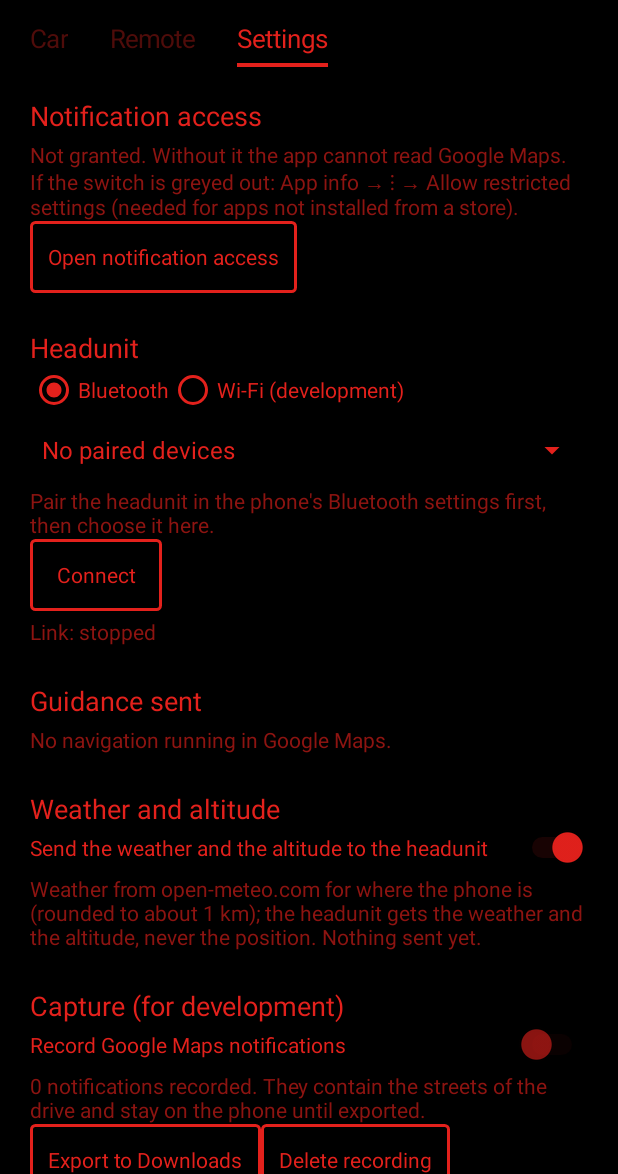
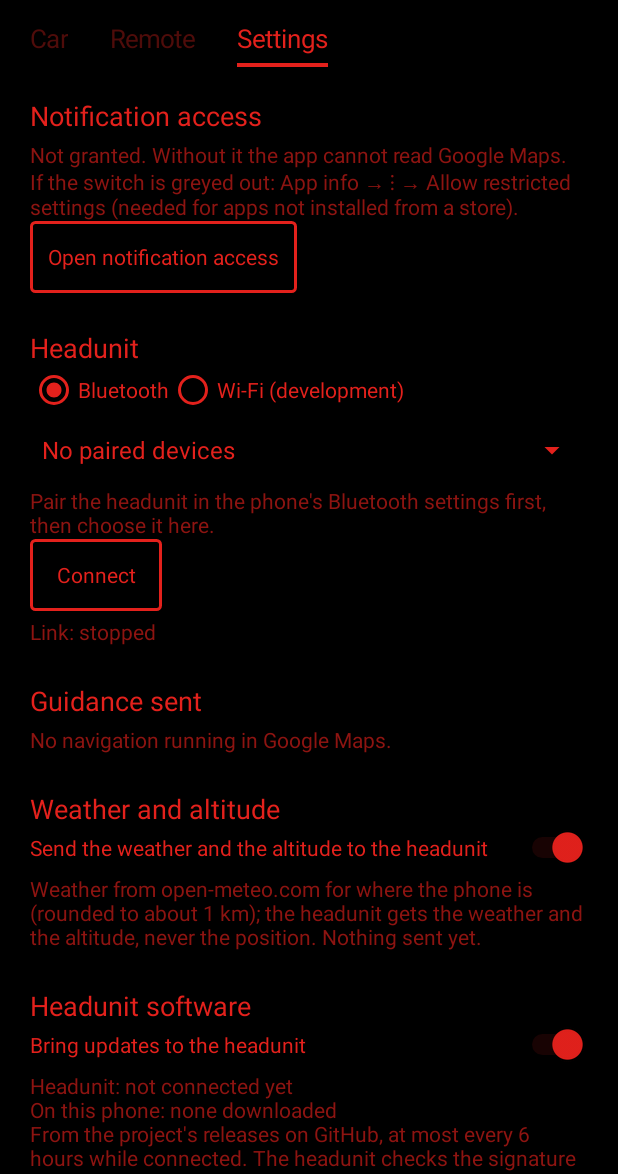
Before and after one commit to AlexTech-stack/Project_R80, an Android app: the screen it shows after launch (MainActivity), on a phone screen of 412 x 824 dp, the part 62-1236 px from its top. Run offline under Robolectric (Android 15) with nearby library versions, the phone set to English and light mode, and no system bars; 3 statements that could not run were skipped.

Commit message:
Updates step 4 (app): the companion app brings HU updates from the releases (D12)
- Releases: GitHub's latest release of the project, its r80-hu-<version>.r80u
  downloaded into the app (size checked, only the newest kept); asked when the link
  comes up, at most every 6 h, or now ("Check now")
- UpdateSender: offers the file when the HU runs and waits for something older
  (Versions: the HU's order), sends it in pieces with the window, goes on where the
  HU says, once per connection; Link drives it (caps update), faster while sending
- Settings tab: "Headunit software": switch, the HU's version, what waits, what is
  on the phone, progress, the last check; Check now
- unit tests: protocol (shared examples), Versions, UpdateSender, Releases parsing
- the shared hello example carries the app's new cap; the ack example's count fixed

Co-Authored-By: Claude Opus 5.5 <noreply@anthropic.com>

```diff
--- a/companion-android/app/src/main/java/de/r80/companion/AppState.kt
+++ b/companion-android/app/src/main/java/de/r80/companion/AppState.kt
@@ -41,6 +41,16 @@ object AppState {
     /** Sends a remote command / browse request to the HU (dropped without a link). */
     fun send(line: String) { sender?.invoke(line) }
 
+    /** The HU's software and an update on its way (UpdateSender), for the screen. */
+    @Volatile var update: UpdateProgress = UpdateProgress()
+        private set
+    fun setUpdate(u: UpdateProgress) { if (u != update) { update = u; fire() } }
+    /** What the last look at the releases found; the way to look now (LinkService, while it runs). */
+    @Volatile var updateCheck: String = ""
+        private set
+    @Volatile var checkUpdates: ((Boolean) -> Unit)? = null
+    fun setUpdateCheck(s: String) { updateCheck = s; fire() }
+
     fun setWeather(w: Weather) { weather = w; fire() }
     /** CarStore changed (a car_status or the parking position). */
     fun carChanged() = fire()
--- a/companion-android/app/src/main/java/de/r80/companion/MainActivity.kt
+++ b/companion-android/app/src/main/java/de/r80/companion/MainActivity.kt
@@ -137,6 +137,18 @@ class MainActivity : Activity() {
                 requestPermissions(arrayOf(Manifest.permission.ACCESS_FINE_LOCATION, Manifest.permission.ACCESS_COARSE_LOCATION), 2)
             if (AppState.link.state != Link.State.STOPPED) Toast.makeText(this, R.string.surroundings_restart, Toast.LENGTH_LONG).show()
             show()
+        }
+        val updates = settingsPage.findViewById<Switch>(R.id.updates)
+        updates.isChecked = Settings.bringUpdates(this)
+        updates.setOnCheckedChangeListener { _, on ->
+            Settings.setBringUpdates(this, on)
+            AppState.checkUpdates?.invoke(false)       // on: look (if due) and offer; off: offer nothing
+            show()
+        }
+        settingsPage.findViewById<Button>(R.id.updates_check).setOnClickListener {
+            val check = AppState.checkUpdates
+            if (check != null) check(true)
+            else Thread({ AppState.setUpdateCheck(Releases.check(applicationContext, true)) }, "r80-releases").start()
         }
         val capture = settingsPage.findViewById<Switch>(R.id.capture)
         capture.isChecked = Settings.capture(this)
@@ -314,6 +326,24 @@ class MainActivity : Activity() {
         else -> getString(R.string.ago_days, s / 86400)
     }
 
+    /** The HU's software and an update on its way, for the Settings tab. */
+    private fun updateInfo(): String {
+        if (!Settings.bringUpdates(this)) return getString(R.string.updates_off)
+        val u = AppState.update
+        val lines = mutableListOf<String>()
+        lines += if (u.huVersion.isEmpty()) getString(R.string.updates_hu_unknown) else getString(R.string.updates_hu, u.huVersion)
+        if (u.huPending.isNotEmpty()) lines += getString(R.string.updates_waiting, u.huPending)
+        lines += if (u.offering.isEmpty()) getString(R.string.updates_none_here) else getString(R.string.updates_here, u.offering)
+        if (u.state == "receiving" && u.size > 0)
+            lines += getString(R.string.updates_sending, u.offering, (u.sent * 100 / u.size).toInt())
+        else if (u.state.isNotEmpty() && u.state != "idle")
+            lines += u.state + (if (u.message.isNotEmpty()) ": ${u.message}" else "")
+        val checked = AppState.updateCheck.ifEmpty { Settings.updateResult(this) }
+        if (checked.isNotEmpty()) lines += checked
+        lines += getString(R.string.updates_about)
+        return lines.joinToString("\n")
+    }
+
     private fun show() {
         CarStore.get(this)?.status?.accent?.let { Hu.setAccent(it) }     // the HU's accent, once it told
         frame()
@@ -348,6 +378,7 @@ class MainActivity : Activity() {
             append("\n\n").append(AppState.lastRaw)
         }
         captureInfo.text = getString(R.string.capture_info, Capture.count(this))
+        settingsPage.findViewById<TextView>(R.id.updates_info).text = updateInfo()
         val w = AppState.weather
         val p = AppState.position
         settingsPage.findViewById<TextView>(R.id.surroundings_info).text = getString(R.string.surroundings_info, when {
--- a/companion-android/app/src/main/java/de/r80/companion/Settings.kt
+++ b/companion-android/app/src/main/java/de/r80/companion/Settings.kt
@@ -26,6 +26,16 @@ object Settings {
     fun linkWanted(ctx: Context): Boolean = prefs(ctx).getBoolean("link_wanted", false)
     fun setLinkWanted(ctx: Context, v: Boolean) = prefs(ctx).edit().putBoolean("link_wanted", v).apply()
 
+    /** Bring the HU's software updates from the project's releases (D12). */
+    fun bringUpdates(ctx: Context): Boolean = prefs(ctx).getBoolean("updates", true)
+    fun setBringUpdates(ctx: Context, v: Boolean) = prefs(ctx).edit().putBoolean("updates", v).apply()
+
+    /** When the releases were last asked (ms) and what came of it. */
+    fun updateChecked(ctx: Context): Long = prefs(ctx).getLong("update_checked", 0)
+    fun updateResult(ctx: Context): String = prefs(ctx).getString("update_result", "")!!
+    fun setUpdateChecked(ctx: Context, at: Long, result: String) =
+        prefs(ctx).edit().putLong("update_checked", at).putString("update_result", result).apply()
+
     fun capture(ctx: Context): Boolean = prefs(ctx).getBoolean("capture", false)
     fun setCapture(ctx: Context, v: Boolean) = prefs(ctx).edit().putBoolean("capture", v).apply()
 
--- a/companion-android/app/src/main/res/layout/activity_main.xml
+++ b/companion-android/app/src/main/res/layout/activity_main.xml
@@ -84,6 +84,24 @@
         <TextView
             android:layout_width="wrap_content" android:layout_height="wrap_content"
             android:layout_marginTop="24dp"
+            android:text="@string/updates_title" android:textSize="18sp" android:tag="title" />
+        <Switch
+            android:id="@+id/updates"
+            android:layout_width="match_parent" android:layout_height="wrap_content"
+            android:text="@string/updates" />
+        <TextView
+            android:id="@+id/updates_info"
+            android:layout_width="match_parent" android:layout_height="wrap_content"
+            android:layout_marginTop="4dp" />
+        <Button
+            android:id="@+id/updates_check"
+            android:layout_width="wrap_content" android:layout_height="wrap_content"
+            android:layout_marginTop="4dp"
+            android:text="@string/updates_check" />
+
+        <TextView
+            android:layout_width="wrap_content" android:layout_height="wrap_content"
+            android:layout_marginTop="24dp"
             android:text="@string/capture_title" android:textSize="18sp" android:tag="title" />
         <Switch
             android:id="@+id/capture"
--- a/companion-android/app/src/main/res/values/strings.xml
+++ b/companion-android/app/src/main/res/values/strings.xml
@@ -61,6 +61,17 @@
     <string name="link_status">Link: %1$s %2$s</string>
     <string name="guidance_title">Guidance sent</string>
     <string name="no_guidance">No navigation running in Google Maps.</string>
+    <string name="updates_title">Headunit software</string>
+    <string name="updates">Bring updates to the headunit</string>
+    <string name="updates_check">Check now</string>
+    <string name="updates_hu">Headunit: %1$s</string>
+    <string name="updates_hu_unknown">Headunit: not connected yet</string>
+    <string name="updates_waiting">%1$s waits for its next start</string>
+    <string name="updates_here">On this phone: %1$s</string>
+    <string name="updates_none_here">On this phone: none downloaded</string>
+    <string name="updates_sending">Sending %1$s: %2$d %%</string>
+    <string name="updates_off">Off: the app does not look for updates.</string>
+    <string name="updates_about">From the project\'s releases on GitHub, at most every 6 hours while connected. The headunit checks the signature and installs it with its next start.</string>
     <string name="surroundings_title">Weather and altitude</string>
     <string name="surroundings">Send the weather and the altitude to the headunit</string>
     <string name="surroundings_info">Weather from open-meteo.com for where the phone is (rounded to about 1 km); the headunit gets the weather and the altitude, never the position. %1$s</string>
```
Also changed, not shown: companion-android/app/src/main/java/de/r80/companion/Link.kt (+9 -2 lines), companion-android/app/src/main/java/de/r80/companion/LinkService.kt (+20 -0 lines), companion-android/app/src/main/java/de/r80/companion/Protocol.kt (+32 -0 lines), companion-android/app/src/main/java/de/r80/companion/Releases.kt (added, +114 -0 lines), companion-android/app/src/main/java/de/r80/companion/UpdateSender.kt (added, +127 -0 lines), companion-android/app/src/main/java/de/r80/companion/Versions.kt (added, +44 -0 lines), 4 other files.
